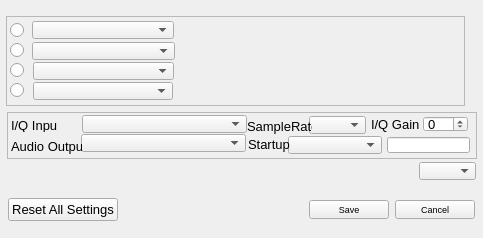
Before: the Qt Designer form Settings.ui in oldscienceguy/PebbleSDR, drawn with Qt 5.
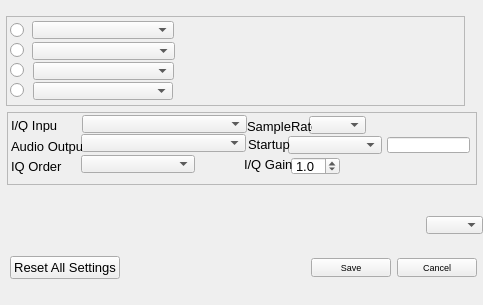
After: the same form once the commit is applied.

Commit message: Bug fixes and moved IQ order settings from IQBalance dialog

```diff
--- a/Settings.ui
+++ b/Settings.ui
@@ -7,7 +7,7 @@
     <x>0</x>
     <y>0</y>
     <width>483</width>
-    <height>238</height>
+    <height>305</height>
    </rect>
   </property>
   <property name="windowTitle">
@@ -16,8 +16,8 @@
   <widget class="QWidget" name="layoutWidget">
    <property name="geometry">
     <rect>
-     <x>8</x>
-     <y>188</y>
+     <x>10</x>
+     <y>246</y>
      <width>467</width>
      <height>43</height>
     </rect>
@@ -99,7 +99,7 @@
      <x>7</x>
      <y>112</y>
      <width>470</width>
-     <height>47</height>
+     <height>73</height>
     </rect>
    </property>
    <property name="frameShape">
@@ -174,13 +174,13 @@
      <number>-1</number>
     </property>
    </widget>
-   <widget class="QSpinBox" name="iqGain1">
+   <widget class="QDoubleSpinBox" name="iqGain1">
     <property name="geometry">
      <rect>
-      <x>416</x>
-      <y>4</y>
-      <width>45</width>
-      <height>16</height>
+      <x>284</x>
+      <y>45</y>
+      <width>49</width>
+      <height>18</height>
      </rect>
     </property>
     <property name="sizePolicy">
@@ -194,8 +194,20 @@
       <pointsize>10</pointsize>
      </font>
     </property>
+    <property name="decimals">
+     <number>1</number>
+    </property>
     <property name="minimum">
-     <number>-99</number>
+     <double>0.100000000000000</double>
+    </property>
+    <property name="maximum">
+     <double>10.000000000000000</double>
+    </property>
+    <property name="singleStep">
+     <double>0.100000000000000</double>
+    </property>
+    <property name="value">
+     <double>1.000000000000000</double>
     </property>
    </widget>
    <widget class="QLabel" name="label_8">
@@ -237,8 +249,8 @@
    <widget class="QLabel" name="label_2">
     <property name="geometry">
      <rect>
-      <x>364</x>
-      <y>4</y>
+      <x>237</x>
+      <y>44</y>
       <width>53</width>
       <height>16</height>
      </rect>
@@ -306,6 +318,42 @@
      <string/>
     </property>
    </widget>
+   <widget class="QComboBox" name="IQSettings">
+    <property name="enabled">
+     <bool>true</bool>
+    </property>
+    <property name="geometry">
+     <rect>
+      <x>74</x>
+      <y>43</y>
+      <width>114</width>
+      <height>18</height>
+     </rect>
+    </property>
+    <property name="font">
+     <font>
+      <pointsize>7</pointsize>
+     </font>
+    </property>
+   </widget>
+   <widget class="QLabel" name="label_11">
+    <property name="geometry">
+     <rect>
+      <x>4</x>
+      <y>46</y>
+      <width>71</width>
+      <height>16</height>
+     </rect>
+    </property>
+    <property name="font">
+     <font>
+      <pointsize>10</pointsize>
+     </font>
+    </property>
+    <property name="text">
+     <string>IQ Order</string>
+    </property>
+   </widget>
   </widget>
   <widget class="QFrame" name="frame">
    <property name="geometry">
@@ -465,8 +513,8 @@
    </property>
    <property name="geometry">
     <rect>
-     <x>419</x>
-     <y>162</y>
+     <x>426</x>
+     <y>216</y>
      <width>57</width>
      <height>18</height>
     </rect>
```
The commit also changes 2 other files.
